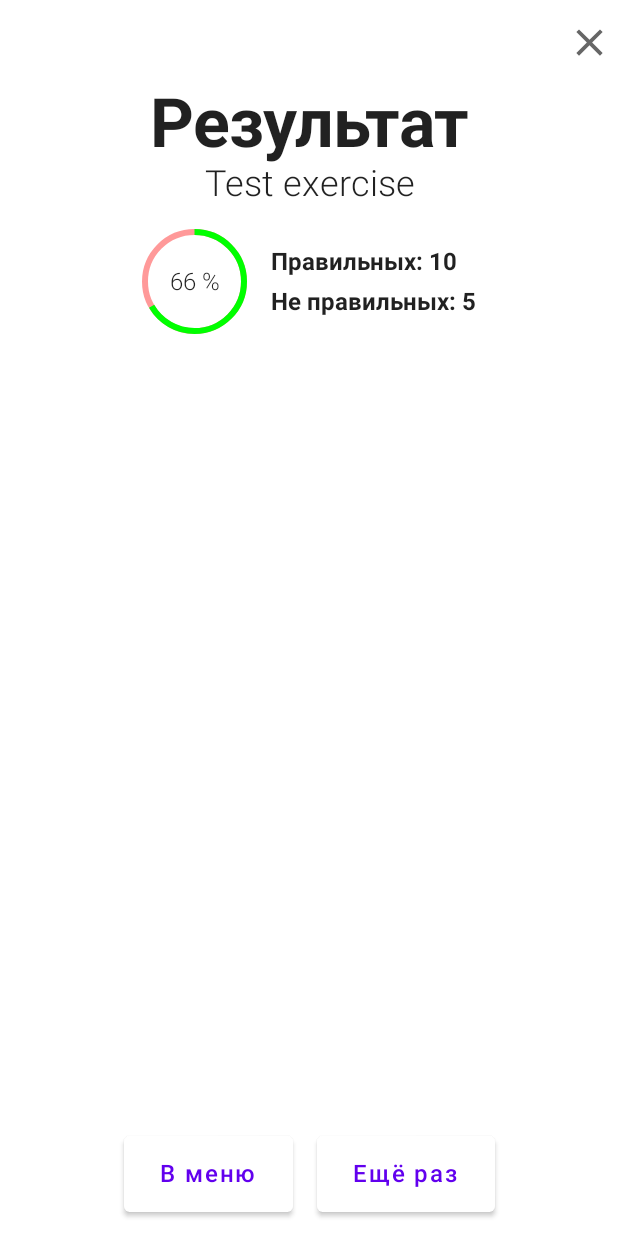
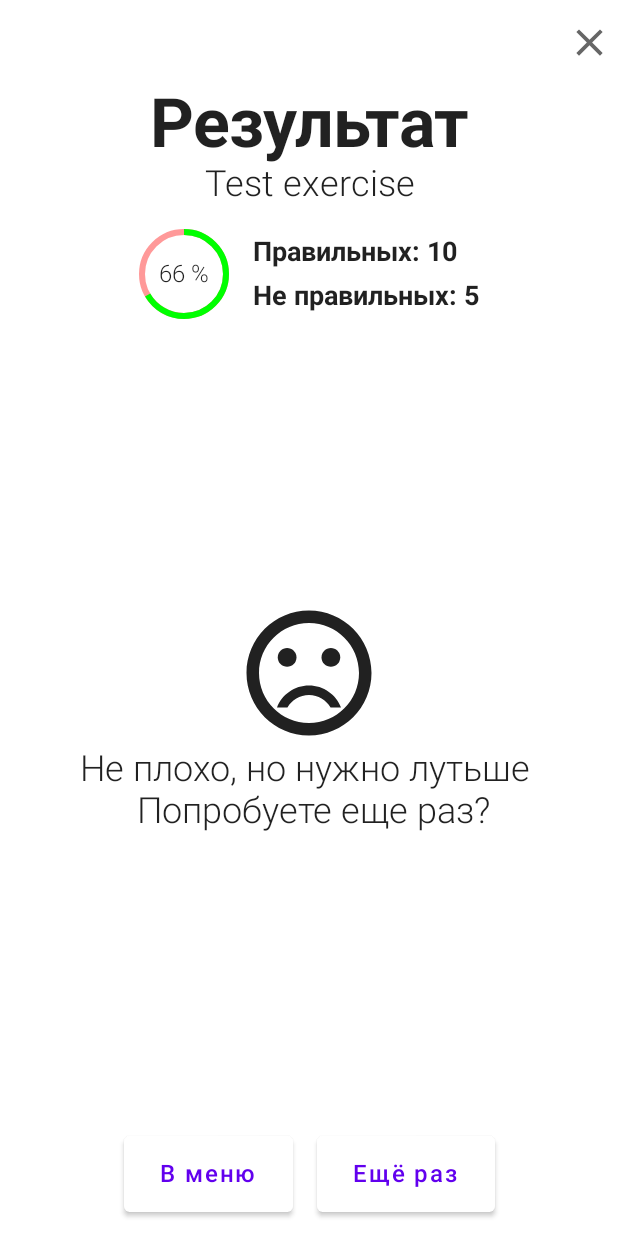
Before and after one commit to YaroslavGorbach-code/reaction, an Android app built with Jetpack Compose: the @Preview function ExerciseResultPreview, on a phone screen of 412 x 824 dp. Run offline under Robolectric (Android 15) with nearby library versions, the phone set to English and light mode, and no system bars; our stand-ins replace accompanist.

Commit message:
ExerciseResult screen ui improved

```diff
--- a/app/build.gradle
+++ b/app/build.gradle
@@ -78,8 +78,8 @@ dependencies {
     implementation("org.jetbrains.kotlinx:kotlinx-coroutines-android:1.5.2")
     implementation "org.jetbrains.kotlinx:kotlinx-coroutines-core:1.5.2"
 
-    implementation "com.google.dagger:hilt-android:2.38.1"
-    kapt "com.google.dagger:hilt-compiler:2.38.1"
+    implementation "com.google.dagger:hilt-android:2.40"
+    kapt "com.google.dagger:hilt-compiler:2.40"
 
     implementation "androidx.hilt:hilt-navigation-compose:1.0.0-beta01"
 }
--- /dev/null
+++ b/app/src/main/java/yaroslavgorbach/reaction/feature/exercise/common/model/ExerciseResultUi.kt
@@ -0,0 +1,33 @@
+package yaroslavgorbach.reaction.feature.exercise.common.model
+
+import androidx.compose.material.icons.Icons
+import androidx.compose.material.icons.outlined.SentimentDissatisfied
+import androidx.compose.material.icons.outlined.SentimentSatisfied
+import androidx.compose.ui.graphics.vector.ImageVector
+import yaroslavgorbach.reaction.R
+import yaroslavgorbach.reaction.data.listexercises.local.model.ExerciseName
+
+data class ExerciseResultUi(
+    val exerciseName: ExerciseName,
+    val correctPoints: Int,
+    val incorrectPoints: Int
+) {
+    companion object {
+        val Test = ExerciseResultUi(ExerciseName.TEST, 10, 5)
+    }
+
+    private val isResultGood: Boolean
+        get() = correctPresent > 0.9f
+
+    val correctPresent: Float
+        get() = ((correctPoints.toFloat() / (incorrectPoints.toFloat() + correctPoints.toFloat())))
+
+    val icon: ImageVector
+        get() = if (isResultGood) Icons.Outlined.SentimentSatisfied else Icons.Outlined.SentimentDissatisfied
+
+    val textRes: Int
+        get() = if (isResultGood) R.string.result_good else R.string.result_bad
+
+    val progressString: String
+        get() = "${(correctPresent * 100).toInt()} %"
+}
--- a/app/src/main/java/yaroslavgorbach/reaction/feature/exercise/common/ui/ExerciseResult.kt
+++ b/app/src/main/java/yaroslavgorbach/reaction/feature/exercise/common/ui/ExerciseResult.kt
@@ -7,6 +7,8 @@ import androidx.compose.ui.Alignment
 import androidx.compose.ui.Alignment.Companion.BottomCenter
 import androidx.compose.ui.Alignment.Companion.Center
 import androidx.compose.ui.Alignment.Companion.CenterHorizontally
+import androidx.compose.ui.Alignment.Companion.CenterVertically
+import androidx.compose.ui.Alignment.Companion.TopCenter
 import androidx.compose.ui.Modifier
 import androidx.compose.ui.graphics.Color
 import androidx.compose.ui.res.stringResource
@@ -18,6 +20,7 @@ import yaroslavgorbach.reaction.R
 import yaroslavgorbach.reaction.common.ui.theme.ReactionTheme
 import yaroslavgorbach.reaction.data.listexercises.local.model.ExerciseName
 import yaroslavgorbach.reaction.feature.common.ui.Toolbar
+import yaroslavgorbach.reaction.feature.exercise.common.model.ExerciseResultUi
 
 
 @Composable
@@ -48,15 +51,19 @@ fun ExerciseResult(exerciseResultUi: ExerciseResultUi, onBackClick: () -> Unit,
                 .wrapContentSize()
                 .padding(16.dp)
         ) {
+
             Box {
+
                 Text(
                     text = exerciseResultUi.progressString,
                     modifier = Modifier.align(Center),
                     textAlign = TextAlign.Center,
                     fontSize = 16.sp
                 )
-                CircularProgressIndicator(progress = 1f, color = Color.Red.copy(alpha = 0.4f), modifier = Modifier.size(70.dp))
-                CircularProgressIndicator(progress = exerciseResultUi.correctPresent, color = Color.Green, modifier = Modifier.size(70.dp))
+
+                CircularProgressIndicator(progress = 1f, color = Color.Red.copy(alpha = 0.4f), modifier = Modifier.size(60.dp), strokeWidth = 4.dp)
+
+                CircularProgressIndicator(progress = exerciseResultUi.correctPresent, color = Color.Green, modifier = Modifier.size(60.dp), strokeWidth = 4.dp)
             }
 
             Column(
@@ -64,24 +71,35 @@ fun ExerciseResult(exerciseResultUi: ExerciseResultUi, onBackClick: () -> Unit,
                     .padding(start = 16.dp)
                     .align(Alignment.CenterVertically)
             ) {
+
                 Text(
                     modifier = Modifier.padding(bottom = 4.dp),
                     text = stringResource(id = R.string.correct) + " ${exerciseResultUi.correctPoints}",
                     style = MaterialTheme.typography.caption,
-                    fontSize = 16.sp
+                    fontSize = 18.sp
                 )
+
                 Text(
                     modifier = Modifier.padding(top = 4.dp),
                     text = stringResource(id = R.string.incorrect) + " ${exerciseResultUi.incorrectPoints}",
                     style = MaterialTheme.typography.caption,
-                    fontSize = 16.sp
+                    fontSize = 18.sp
                 )
             }
         }
 
-        Box(modifier = Modifier.fillMaxSize()) {
-            Column(modifier = Modifier.align(Center)) {
+        Box(modifier = Modifier.fillMaxSize() ) {
+            Column(modifier = Modifier.align(Center).padding(bottom = 100.dp)) {
 
+                Icon(modifier = Modifier.size(100.dp).align(CenterHorizontally), imageVector = exerciseResultUi.icon, contentDescription = null)
+
+                Text(
+                    modifier = Modifier.fillMaxWidth(),
+                    text = stringResource(exerciseResultUi.textRes),
+                    style = MaterialTheme.typography.body1,
+                    fontSize = 24.sp,
+                    textAlign = TextAlign.Center
+                )
             }
 
             Row(
@@ -89,11 +107,13 @@ fun ExerciseResult(exerciseResultUi: ExerciseResultUi, onBackClick: () -> Unit,
                     .align(BottomCenter)
                     .padding(8.dp),
             ) {
+
                 Button(
                     modifier = Modifier.padding(8.dp),
                     onClick = {},
                     colors = ButtonDefaults.outlinedButtonColors()
                 ) {
+
                     Text(
                         modifier = Modifier.padding(8.dp),
                         text = stringResource(id = R.string.to_menu),
@@ -106,6 +126,7 @@ fun ExerciseResult(exerciseResultUi: ExerciseResultUi, onBackClick: () -> Unit,
                     onClick = {},
                     colors = ButtonDefaults.outlinedButtonColors()
                 ) {
+
                     Text(
                         modifier = Modifier.padding(8.dp),
                         text = stringResource(id = R.string.one_more_time),
--- a/app/src/main/java/yaroslavgorbach/reaction/feature/exercise/common/ui/ExerciseResultUi.kt
+++ /dev/null
@@ -1,20 +0,0 @@
-package yaroslavgorbach.reaction.feature.exercise.common.ui
-
-import yaroslavgorbach.reaction.data.listexercises.local.model.ExerciseName
-
-data class ExerciseResultUi(
-    val exerciseName: ExerciseName,
-    val correctPoints: Int,
-    val incorrectPoints: Int,
-    val isGood: Boolean
-) {
-    companion object {
-        val Test = ExerciseResultUi(ExerciseName.TEST, 10, 5, false)
-    }
-
-    val correctPresent: Float
-        get() = ((correctPoints.toFloat() / (incorrectPoints.toFloat() + correctPoints.toFloat())))
-
-    val progressString: String
-        get() = "${(correctPresent * 100).toInt()} %"
-}
--- a/app/src/main/java/yaroslavgorbach/reaction/feature/exercise/extranumber/ui/ExtaNumbers.kt
+++ b/app/src/main/java/yaroslavgorbach/reaction/feature/exercise/extranumber/ui/ExtaNumbers.kt
@@ -20,7 +20,7 @@ import yaroslavgorbach.reaction.data.exercise.extranumber.local.model.NumberPack
 import yaroslavgorbach.reaction.data.listexercises.local.model.ExerciseName
 import yaroslavgorbach.reaction.feature.exercise.common.mapper.ExerciseNameToInstructionResMapper
 import yaroslavgorbach.reaction.feature.exercise.common.ui.ExerciseResult
-import yaroslavgorbach.reaction.feature.exercise.common.ui.ExerciseResultUi
+import yaroslavgorbach.reaction.feature.exercise.common.model.ExerciseResultUi
 import yaroslavgorbach.reaction.feature.exercise.common.ui.ExerciseTopBar
 import yaroslavgorbach.reaction.feature.exercise.extranumber.model.ExtraNumberActions
 import yaroslavgorbach.reaction.feature.exercise.extranumber.model.ExtraNumberViewState
@@ -73,7 +73,6 @@ internal fun ExtraNumbers(
                 exerciseName = ExerciseName.TEST,
                 correctPoints = state.pointsCorrect,
                 incorrectPoints = state.pointsIncorrect,
-                Random.nextBoolean()
             ),
             onBackClick = { actioner(ExtraNumberActions.OnBackAction) },
             onRepeatExercise = {}
--- a/app/src/main/res/values/strings.xml
+++ b/app/src/main/res/values/strings.xml
@@ -10,4 +10,6 @@
     <string name="incorrect">Не правильных:</string>
     <string name="to_menu">В меню</string>
     <string name="one_more_time">Ещё раз</string>
+    <string name="result_good">Отличный резульат! \n Повторим?</string>
+    <string name="result_bad">Не плохо, но нужно лутьше \n Попробуете еще раз?</string>
 </resources>
```
